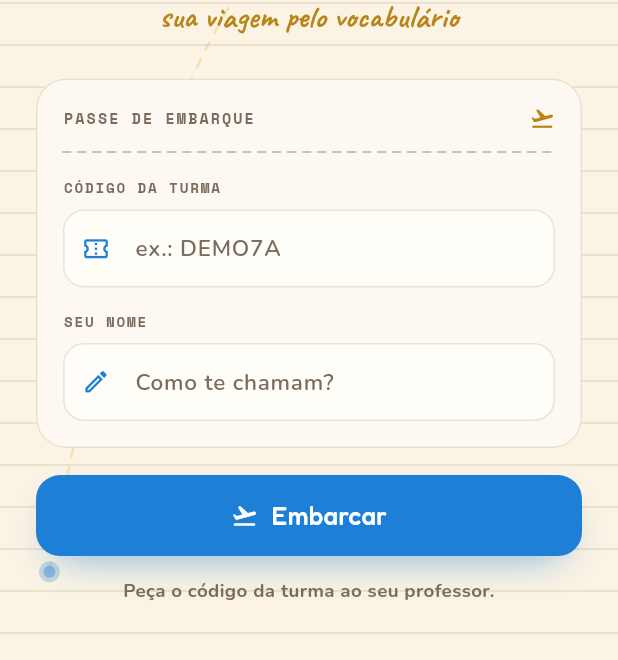
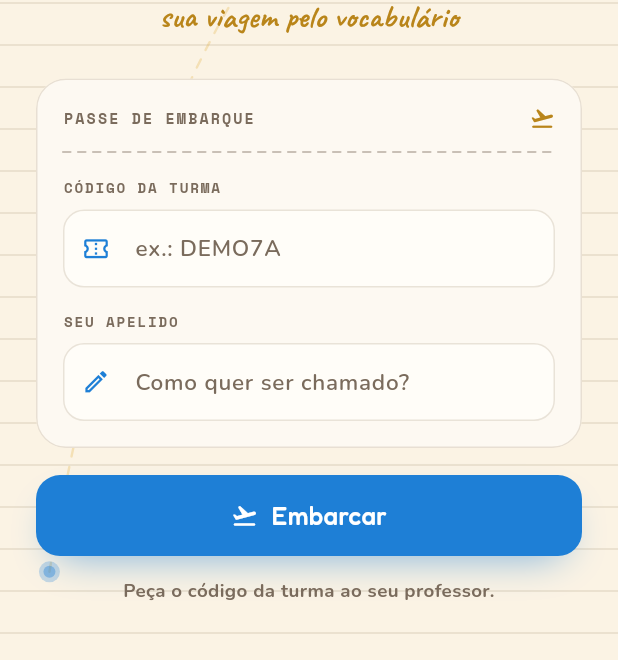
Before and after one commit to mateusdsoc/VocabKids, a Flutter app: the screen it shows after launch, on a phone screen of 412 x 824 dp, the part 417-1077 px from its top. Run offline on Flutter 3.47's test engine with Material 3 defaults, Android fonts, the phone set to English and light mode, and no system bars; our stand-ins replace flutter_riverpod, flutter_secure_storage, google_fonts, image_picker, shared_preferences.

Commit message:
feat(acesso): rótulo "nome" → "apelido" na entrada (LGPD, fase de testes)
Já nesta fase o campo de acesso pede um apelido, não o nome real — para o
piloto não coletar nome de menor (decisão LGPD faseada, 13/07). Só o rótulo
e os textos mudaram ("Seu apelido" / "Como quer ser chamado?" / "Escolha um
apelido"); o self-service (aluno digita apelido + turma) segue igual e o
campo do body continua `nome` no backend — o rename do contrato entra na
fase de pré-cadastro. telas.md atualizado no mesmo commit (regra dos docs).

flutter analyze limpo, flutter test 39/39.

Co-Authored-By: Claude Fable 5 <noreply@anthropic.com>

```diff
--- a/app/lib/features/identidade/entrada_screen.dart
+++ b/app/lib/features/identidade/entrada_screen.dart
@@ -177,14 +177,14 @@ class _BoardingCard extends StatelessWidget {
           const SizedBox(height: 16),
           PassportField(
             controller: nome,
-            label: 'Seu nome',
+            label: 'Seu apelido',
             icon: AppIcons.signature,
-            hint: 'Como te chamam?',
+            hint: 'Como quer ser chamado?',
             textCapitalization: TextCapitalization.words,
             textInputAction: TextInputAction.go,
             onSubmitted: (_) => onSubmit(),
             validator: (v) =>
-                (v == null || v.trim().isEmpty) ? 'Informe seu nome' : null,
+                (v == null || v.trim().isEmpty) ? 'Escolha um apelido' : null,
           ),
         ],
       ),
```
Also changed, not shown: 2 other files.
